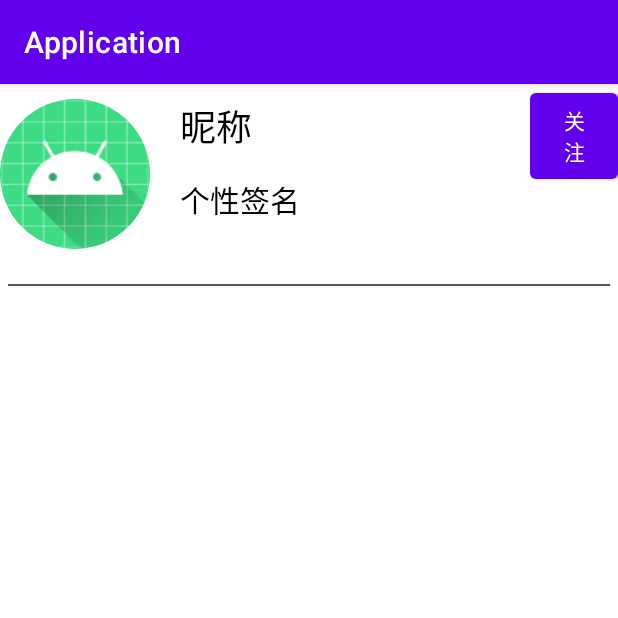
After one commit to Star-smile/recipe, an Android app: the PersonalActivity screen opened directly, with no data from a screen before it, on a phone screen of 412 x 824 dp, the top half of it. The commit adds this screen. Run offline under Robolectric (Android 15) with nearby library versions, the phone set to English and light mode, and no system bars.

Commit message:
个人界面设计

```diff
--- a/Application/app/build.gradle
+++ b/Application/app/build.gradle
@@ -31,7 +31,7 @@ android {
 dependencies {
 
     implementation 'androidx.appcompat:appcompat:1.1.0'
-    implementation 'com.google.android.material:material:1.1.0'
+    implementation 'com.google.android.material:material:1.2.1'
     implementation 'androidx.constraintlayout:constraintlayout:1.1.3'
     testImplementation 'junit:junit:4.+'
     androidTestImplementation 'androidx.test.ext:junit:1.1.1'
--- a/Application/app/src/main/AndroidManifest.xml
+++ b/Application/app/src/main/AndroidManifest.xml
@@ -24,6 +24,7 @@
         android:roundIcon="@mipmap/ic_launcher_round"
         android:supportsRtl="true"
         android:theme="@style/Theme.Application">
+        <activity android:name=".activity.PersonalActivity"></activity>
         <activity
             android:name=".activity.DynamicActivity"
             android:exported="false" />
--- /dev/null
+++ b/Application/app/src/main/java/com/recipe/application/activity/PersonalActivity.java
@@ -0,0 +1,16 @@
+package com.recipe.application.activity;
+
+import androidx.appcompat.app.AppCompatActivity;
+
+import android.os.Bundle;
+
+import com.recipe.application.R;
+
+public class PersonalActivity extends AppCompatActivity {
+
+    @Override
+    protected void onCreate(Bundle savedInstanceState) {
+        super.onCreate(savedInstanceState);
+        setContentView(R.layout.activity_personal);
+    }
+}
--- /dev/null
+++ b/Application/app/src/main/java/com/recipe/application/fragment/MeFragment.java
@@ -0,0 +1,4 @@
+package com.recipe.application.fragment;
+
+public class MeFragment {
+}
--- /dev/null
+++ b/Application/app/src/main/res/layout/activity_personal.xml
@@ -0,0 +1,104 @@
+<?xml version="1.0" encoding="utf-8"?>
+<LinearLayout xmlns:android="http://schemas.android.com/apk/res/android"
+    xmlns:app="http://schemas.android.com/apk/res-auto"
+    xmlns:tools="http://schemas.android.com/tools"
+    android:layout_width="match_parent"
+    android:layout_height="match_parent"
+    tools:context=".fragment.MeFragment"
+    android:orientation="vertical">
+
+    <LinearLayout
+        android:layout_width="match_parent"
+        android:layout_height="123dp"
+        android:orientation="horizontal">
+
+        <!--圆形图片-->
+        <com.google.android.material.imageview.ShapeableImageView
+            android:id="@+id/iv_head"
+            android:layout_width="100dp"
+            android:layout_height="100dp"
+            android:layout_marginTop="10dp"
+            android:clickable="true"
+            android:src="@mipmap/ic_launcher"
+            app:shapeAppearanceOverlay="@style/circleImageStyle" />
+
+        <LinearLayout
+            android:layout_width="0dp"
+            android:layout_height="97dp"
+            android:layout_marginLeft="20dp"
+            android:layout_marginTop="10dp"
+            android:layout_weight="2"
+            android:orientation="vertical">
+
+            <TextView
+                android:id="@+id/take_name"
+                android:layout_width="wrap_content"
+                android:layout_height="42dp"
+                android:clickable="true"
+                android:focusable="true"
+                android:text="昵称"
+                android:textColor="@color/black"
+                android:textSize="24sp" />
+
+            <TextView
+                android:id="@+id/take_label"
+                android:layout_width="wrap_content"
+                android:layout_height="wrap_content"
+                android:layout_marginTop="10dp"
+                android:clickable="true"
+                android:focusable="true"
+                android:text="个性签名"
+                android:textColor="@color/black"
+                android:textSize="20sp" />
+        </LinearLayout>
+
+        <Button
+            android:id="@+id/focus"
+            android:layout_width="0dp"
+            android:layout_height="69dp"
+            android:layout_weight="0.5"
+            android:text="关注" />
+
+    </LinearLayout>
+
+    <View
+        android:layout_width="fill_parent"
+        android:layout_marginTop="10dp"
+        android:layout_height="1dp"
+        android:layout_marginLeft="5dp"
+        android:layout_marginRight="5dp"
+        android:background="#aa000000" />
+
+    <LinearLayout
+        android:layout_width="fill_parent"
+        android:layout_height="fill_parent"
+        android:orientation="vertical" >
+
+        <TabHost
+            android:id="@+id/tabhost"
+            android:layout_width="match_parent"
+            android:layout_height="match_parent" >
+
+            <LinearLayout
+                android:layout_width="match_parent"
+                android:layout_height="match_parent"
+                android:orientation="vertical" >
+
+                <TabWidget
+                    android:id="@android:id/tabs"
+                    android:layout_width="match_parent"
+                    android:layout_height="wrap_content" >
+                </TabWidget>
+
+                <FrameLayout
+                    android:id="@android:id/tabcontent"
+                    android:layout_width="match_parent"
+                    android:layout_height="match_parent" >
+
+                </FrameLayout>
+            </LinearLayout>
+        </TabHost>
+
+    </LinearLayout>
+
+</LinearLayout>
--- a/Application/app/src/main/res/values/themes.xml
+++ b/Application/app/src/main/res/values/themes.xml
@@ -13,4 +13,10 @@
         <item name="android:statusBarColor" tools:targetApi="l">?attr/colorPrimaryVariant</item>
         <!-- Customize your theme here. -->
     </style>
+
+
+    <style name="circleImageStyle">
+        <item name="cornerFamily">rounded</item>
+        <item name="cornerSize">50%</item>
+    </style>
 </resources>
```
